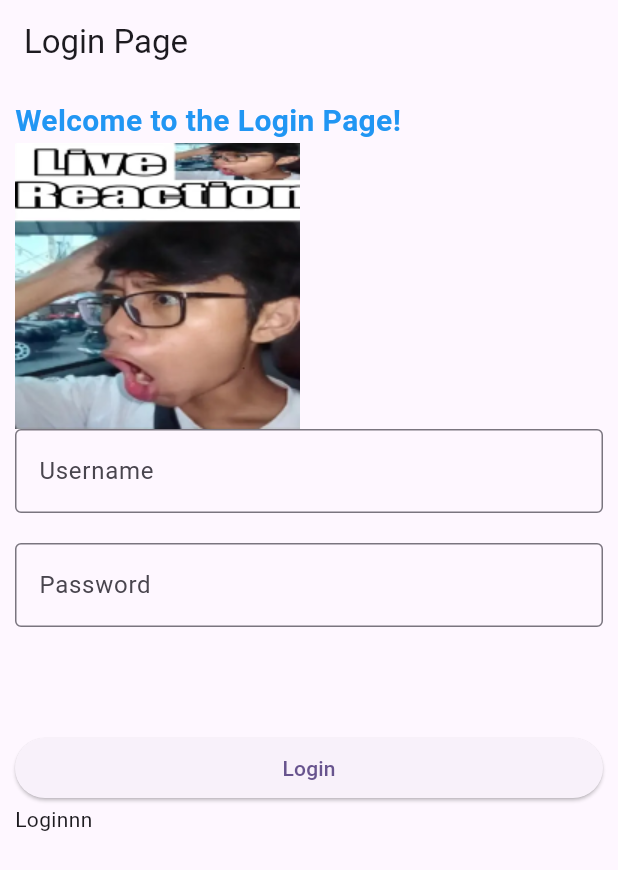
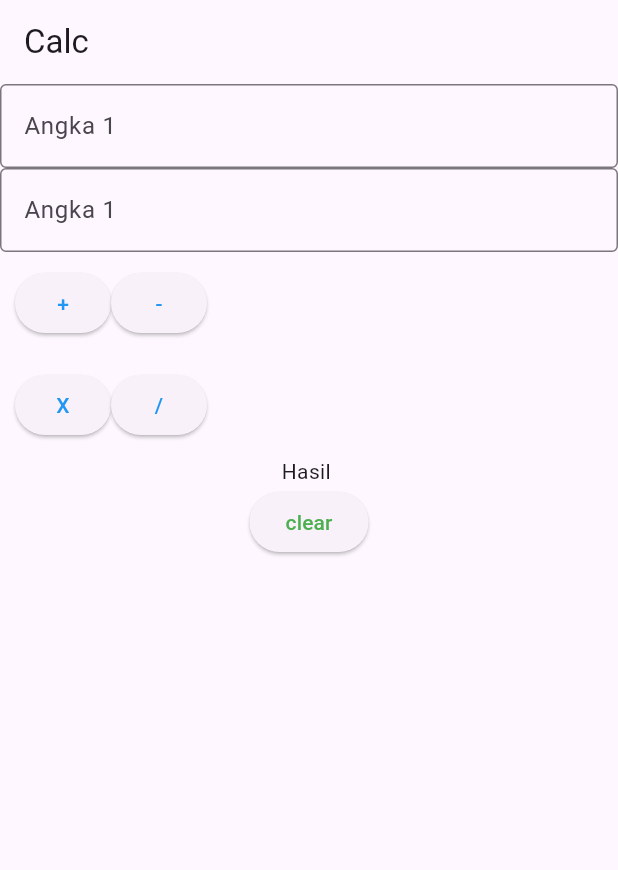
Before and after one commit to GalihPPratama/Flutter1, a Flutter app: the screen it shows after launch, on a phone screen of 412 x 824 dp. Shown: the top 870 px of the screen. Run offline on Flutter 3.47's test engine with Material 3 defaults, Android fonts, the phone set to English and light mode, and no system bars; our stand-ins replace get.

```diff
--- /dev/null
+++ b/lib/component/button.dart
@@ -0,0 +1,22 @@
+import 'package:flutter/material.dart';
+
+class MyButton extends StatelessWidget {
+  final String text;
+  final Color textColor;
+  final VoidCallback onPressed;
+
+  const MyButton({
+    super.key,
+    required this.text,
+    required this.textColor,
+    required this.onPressed,
+  });
+
+  @override
+  Widget build(BuildContext context) {
+    return ElevatedButton(
+      onPressed: onPressed,
+      child: Text(text, style: TextStyle(color: textColor)),
+    );
+  }
+}
--- /dev/null
+++ b/lib/component/widget_Textfield.dart
@@ -0,0 +1,28 @@
+import 'package:flutter/material.dart';
+
+class MyTextfield extends StatelessWidget {
+  final String label;
+  final String hint;
+  final TextEditingController controller1;
+  final bool isPassword;
+  const MyTextfield({
+    super.key,
+    required this.controller1,
+    required this.label,
+    required this.hint, required this.isPassword,
+  });
+
+  @override
+  Widget build(BuildContext context) {
+    return TextField(
+      obscureText: isPassword,
+      decoration: InputDecoration(
+        labelText: label,
+        hintText: hint,
+        border: OutlineInputBorder(),
+
+      ),
+      controller: controller1,
+    );
+  }
+}
--- /dev/null
+++ b/lib/controllers/calculator_contoller.dart
@@ -0,0 +1,44 @@
+import 'package:flutter/material.dart';
+import 'package:get/get.dart';
+
+class CalculatorContoller extends GetxController {
+  final TextEditingController txtAngka1 = TextEditingController();
+  final TextEditingController txtAngka2 = TextEditingController();
+  var hasil = "".obs;
+
+  void tambah() {
+    int angka1 = int.parse(txtAngka1.text.toString());
+    int angka2 = int.parse(txtAngka2.text.toString());
+
+    int hasilJumlah = angka1 + angka2;
+    print("hasil tambah" + hasilJumlah.toString());
+    hasil.value = hasilJumlah.toString();
+  }
+
+  void kurang() {
+    int angka1 = int.parse(txtAngka1.text.toString());
+    int angka2 = int.parse(txtAngka2.text.toString());
+
+    int hasilJumlah = angka1 - angka2;
+    print("hasil tambah" + hasilJumlah.toString());
+    hasil.value = hasilJumlah.toString();
+  }
+
+  void kali() {
+    int angka1 = int.parse(txtAngka1.text.toString());
+    int angka2 = int.parse(txtAngka2.text.toString());
+
+    int hasilJumlah = angka1 * angka2;
+    print("hasil tambah" + hasilJumlah.toString());
+    hasil.value = hasilJumlah.toString();
+  }
+
+  void bagi() {
+    int angka1 = int.parse(txtAngka1.text.toString());
+    int angka2 = int.parse(txtAngka2.text.toString());
+
+    int hasilJumlah = angka1 % angka2;
+    print("hasil tambah" + hasilJumlah.toString());
+    hasil.value = hasilJumlah.toString();
+  }
+}
--- a/lib/login_page.dart
+++ b/lib/login_page.dart
@@ -1,4 +1,6 @@
 import 'package:flutter/material.dart';
+import 'package:flutter_application_1/component/button.dart';
+import 'package:flutter_application_1/component/widget_Textfield.dart';
 import 'package:flutter_application_1/home_page.dart';
 
 class LoginPage extends StatefulWidget {
@@ -34,29 +36,52 @@ class LoginPageState extends State<LoginPage> {
             Container(child: Image.asset('assets/livereactionadmin.png')),
 
             //image dari resource
-            TextField(
-              controller: usernameController,
-              decoration: InputDecoration(
-                labelText: 'Username',
-                hintText: 'Enter your username',
-                border: OutlineInputBorder(),
+            // TextField(
+            //   controller: usernameController,
+            //   decoration: InputDecoration(
+            //     labelText: 'Username',
+            //     hintText: 'Enter your username',
+            //     border: OutlineInputBorder(),
+            //   ),
+            // ),
+            SizedBox(height: 20),
+
+            Container(
+              child: MyTextfield(
+                controller1: usernameController,
+                isPassword: false,
+                label: 'Username',
+                hint: 'Enter your username',
               ),
             ),
+
             SizedBox(height: 20),
-            TextField(
-              controller: passwordController,
-              obscureText: true,
-              decoration: InputDecoration(
-                labelText: 'Password',
-                hintText: 'Enter your password',
-                border: OutlineInputBorder(),
+
+            Container(
+              child: MyTextfield(
+                controller1: passwordController,
+                isPassword: true,
+                label: 'Password',
+                hint: 'Enter your Password',
               ),
             ),
+            // TextField(
+            //   controller: passwordController,
+            //   obscureText: true,
+            //   decoration: InputDecoration(
+            //     labelText: 'Password',
+            //     hintText: 'Enter your password',
+            //     border: OutlineInputBorder(),
+            //   ),
+            // ),
             SizedBox(height: 50),
+
             Container(
               width: double.infinity,
               margin: EdgeInsets.only(top: 20),
-              child: ElevatedButton(
+              child: MyButton(
+                text: 'Login',
+                textColor: Colors.blueAccent,
                 onPressed: () {
                   if (usernameController.text == "admin" &&
                       passwordController.text == "admin") {
@@ -90,8 +115,57 @@ class LoginPageState extends State<LoginPage> {
                     });
                   }
                 },
-                child: Text('Login'),
               ),
+            ),
+
+            Container(
+              width: double.infinity,
+              margin: EdgeInsets.only(top: 20),
+
+              child: MyButton(
+                text: 'Register',
+                textColor: Colors.green,
+                onPressed: () {
+                  print('Register button');
+                },
+              ),
+
+              // child: ElevatedButton(
+              //   onPressed: () {
+              //     if (usernameController.text == "admin" &&
+              //         passwordController.text == "admin") {
+              //       ScaffoldMessenger.of(context).showSnackBar(
+              //         SnackBar(
+              //           backgroundColor: Colors.green,
+              //           content: Text('Login Successful!'),
+              //           duration: Duration(seconds: 2),
+              //         ),
+              //       );
+              //       setState(() {
+              //         statusLogin = "Login Successful!";
+              //         print(statusLogin);
+              //       });
+
+              //       Navigator.push(
+              //         context,
+              //         MaterialPageRoute(builder: (context) => HomePage()),
+              //       );
+              //     } else {
+              //       ScaffoldMessenger.of(context).showSnackBar(
+              //         SnackBar(
+              //           backgroundColor: Colors.red,
+              //           content: Text('Login Failed!'),
+              //           duration: Duration(seconds: 2),
+              //         ),
+              //       );
+              //       setState(() {
+              //         statusLogin = "Login Failed!";
+              //         print(statusLogin);
+              //       });
+              //     }
+              //   },
+              //   child: Text('Login'),
+              // ),
             ),
             Text(statusLogin),
           ],
--- a/lib/main.dart
+++ b/lib/main.dart
@@ -1,5 +1,7 @@
 import 'package:flutter/material.dart';
 import 'package:flutter_application_1/login_page.dart';
+import 'package:flutter_application_1/pages/calculator_page.dart';
+import 'package:get/get_navigation/get_navigation.dart';
 
 void main() {
   runApp(const MyApp());
@@ -9,12 +11,12 @@ class MyApp extends StatelessWidget {
   const MyApp({super.key});
   @override
   Widget build(BuildContext context) {
-    return MaterialApp(
+    return GetMaterialApp(
       title: 'Flutter Typeshi',
       theme: ThemeData(
         colorScheme: ColorScheme.fromSeed(seedColor: Colors.deepPurple),
       ),
-      home: LoginPage(),
+      home: CalculatorPage(),
     );
   }
 }
--- /dev/null
+++ b/lib/pages/calculator_page.dart
@@ -0,0 +1,66 @@
+import 'package:flutter/material.dart';
+import 'package:get/get.dart';
+import 'package:flutter_application_1/component/button.dart';
+import 'package:flutter_application_1/component/widget_Textfield.dart';
+import 'package:flutter_application_1/controllers/calculator_contoller.dart';
+
+class CalculatorPage extends StatelessWidget {
+  CalculatorPage({super.key});
+
+  final CalculatorContoller calculatorContoller = Get.put(
+    CalculatorContoller(),
+  );
+
+  @override
+  Widget build(BuildContext context) {
+    return Scaffold(
+      appBar: AppBar(title: Text("Calc")),
+      body: Column(
+        crossAxisAlignment: CrossAxisAlignment.center,
+        children: [
+          MyTextfield(
+            controller1: calculatorContoller.txtAngka1,
+            label: 'Angka 1',
+            hint: 'Input angka pertama',
+            isPassword: false,
+          ),
+          MyTextfield(
+            controller1: calculatorContoller.txtAngka2,
+            label: 'Angka 1',
+            hint: 'Input angka pertama',
+            isPassword: false,
+          ),
+
+          Container(
+            margin: EdgeInsets.all(10),
+            child: Row(
+              children: [
+                MyButton(
+                  text: "+",
+                  textColor: Colors.blue,
+                  onPressed: () {
+                    calculatorContoller.tambah();
+                  },
+                ),
+                MyButton(text: "-", textColor: Colors.blue, onPressed: () {}),
+              ],
+            ),
+          ),
+          Container(
+            margin: EdgeInsets.all(10),
+            child: Row(
+              children: [
+                MyButton(text: "X", textColor: Colors.blue, onPressed: () {}),
+                MyButton(text: "/", textColor: Colors.blue, onPressed: () {}),
+              ],
+            ),
+          ),
+          Obx(() {
+            return Text("Hasil " + calculatorContoller.hasil.value);
+          }),
+          MyButton(text: 'clear', textColor: Colors.green, onPressed: () {}),
+        ],
+      ),
+    );
+  }
+}
--- a/pubspec.yaml
+++ b/pubspec.yaml
@@ -34,6 +34,7 @@ dependencies:
   # The following adds the Cupertino Icons font to your application.
   # Use with the CupertinoIcons class for iOS style icons.
   cupertino_icons: ^1.0.8
+  get: ^4.7.2
 
 dev_dependencies:
   flutter_test:
```
Also changed, not shown: lib/component/widget_buttoncalc.dart (added, +32 -0 lines), pubspec.lock.
